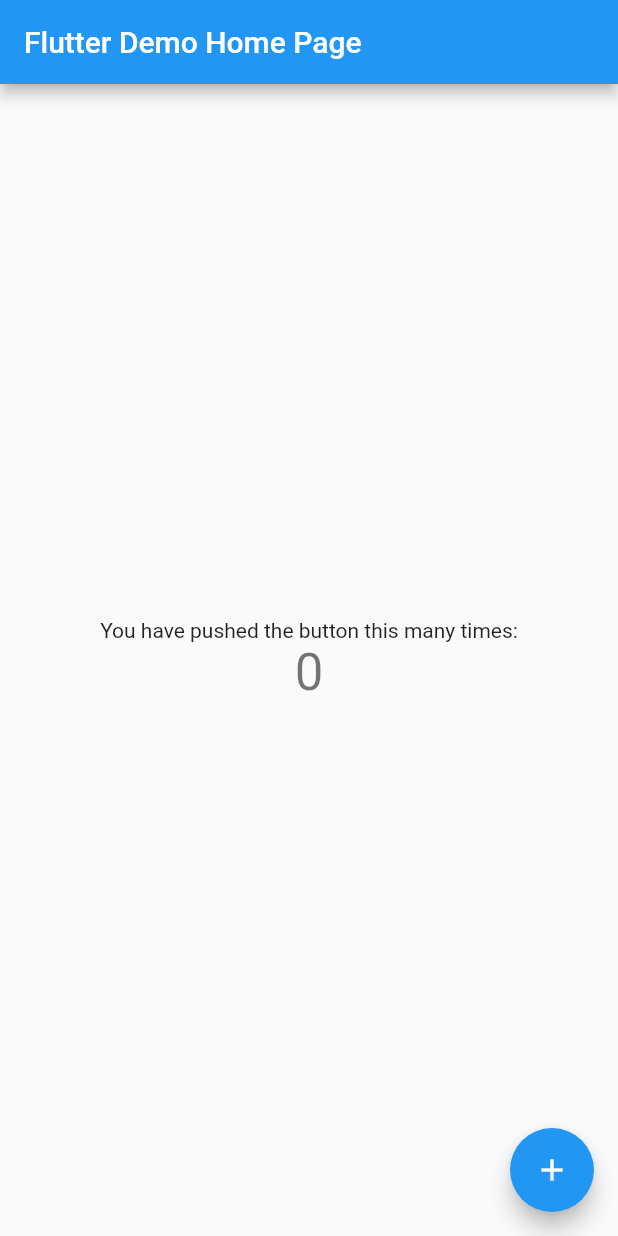
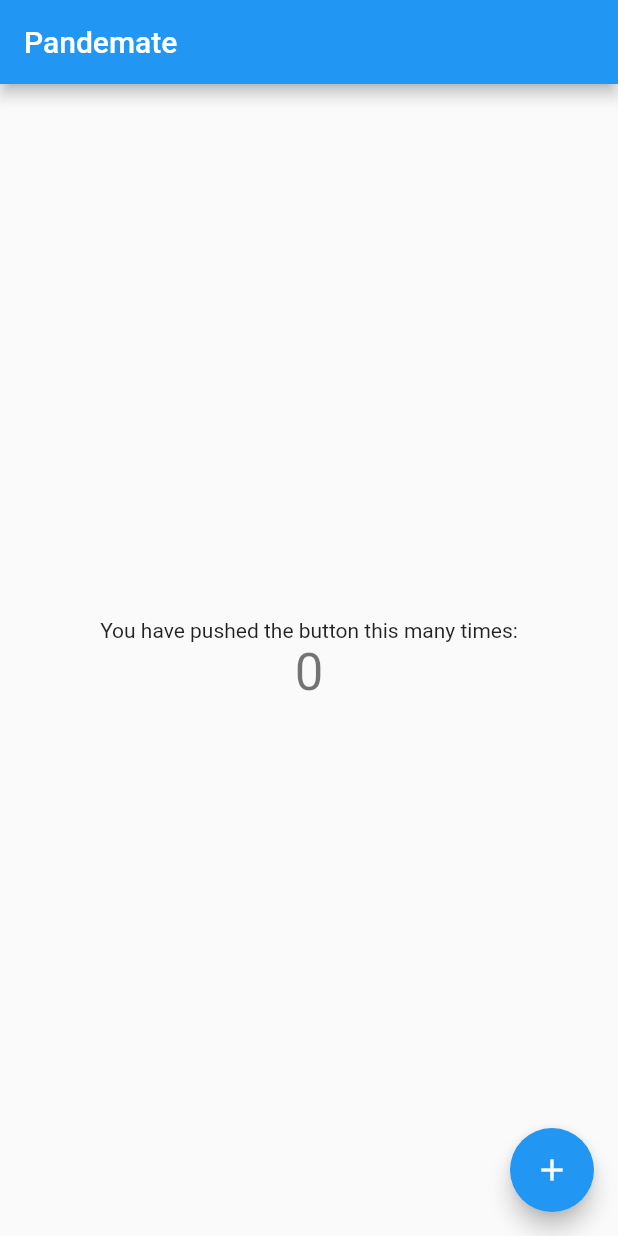
Before and after one commit to ianiscardona/Pandemate---Health-Monitoring-Application, a Flutter app: the screen it shows after launch, on a phone screen of 412 x 824 dp. Run offline on Flutter 3.47's test engine with Material 2 defaults, Android fonts, the phone set to English and light mode, and no system bars.

Commit message:
April 7 2021

```diff
--- a/App/hmapp/lib/main.dart
+++ b/App/hmapp/lib/main.dart
@@ -9,7 +9,7 @@ class MyApp extends StatelessWidget {
   @override
   Widget build(BuildContext context) {
     return MaterialApp(
-      title: 'Flutter Demo',
+      title: 'PandeMate',
       theme: ThemeData(
         // This is the theme of your application.
         //
@@ -22,7 +22,7 @@ class MyApp extends StatelessWidget {
         // is not restarted.
         primarySwatch: Colors.blue,
       ),
-      home: MyHomePage(title: 'Flutter Demo Home Page'),
+      home: MyHomePage(title: 'Pandemate'),
     );
   }
 }
```
